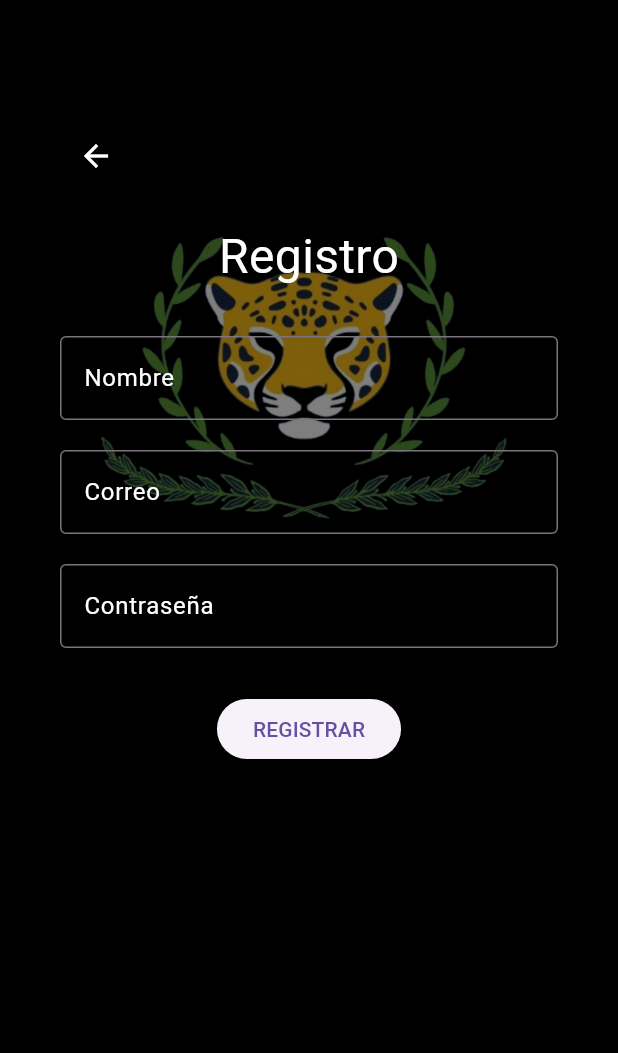
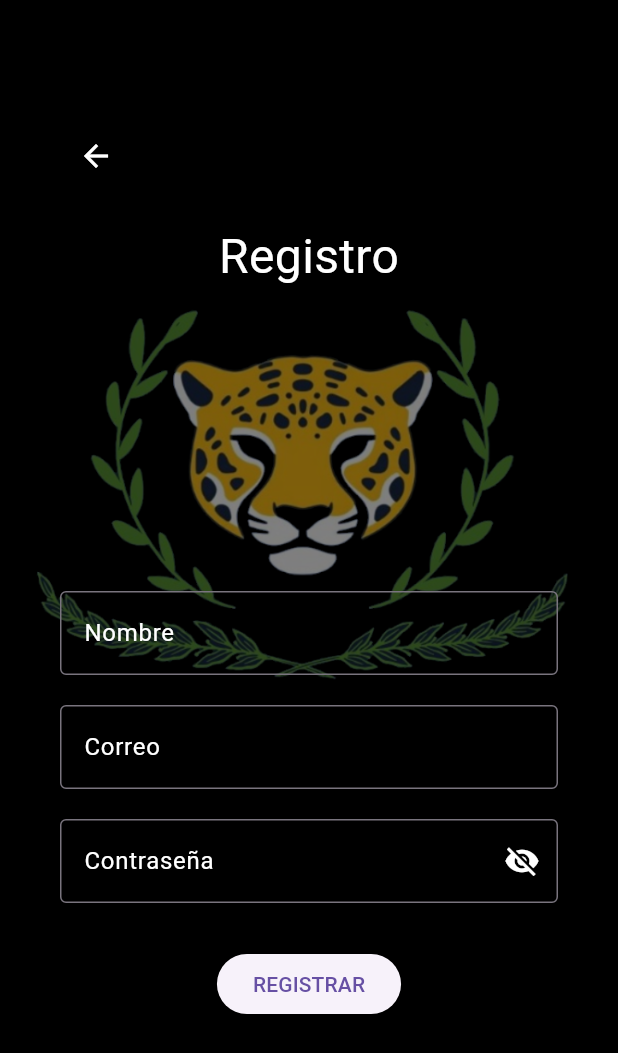
Before and after one commit to jesusxD121/ocelotl, a Flutter app: the screen it shows after launch, after a tap on "¿No tienes cuenta? Regístrate", on a phone screen of 412 x 824 dp. Shown: the top 1053 px of the screen. Run offline on Flutter 3.47's test engine with Material 3 defaults, Android fonts, the phone set to English and light mode, and no system bars; our stand-ins replace sqflite; accounts and stored records are empty.

Commit message:
los nuevos archivos son

```diff
--- a/lib/pages/login_page.dart
+++ b/lib/pages/login_page.dart
@@ -12,6 +12,7 @@ class LoginPage extends StatefulWidget {
 class _LoginPageState extends State<LoginPage> {
   final TextEditingController emailController = TextEditingController();
   final TextEditingController passwordController = TextEditingController();
+  bool isPasswordVisible = false;
 
   Future<void> loginUser() async {
     final email = emailController.text.trim();
@@ -47,13 +48,13 @@ class _LoginPageState extends State<LoginPage> {
             ),
           ),
           SingleChildScrollView(
-            padding: const EdgeInsets.all(40),
+            padding: const EdgeInsets.all(20),
             child: Column(
               mainAxisAlignment: MainAxisAlignment.center,
               children: [
-                const SizedBox(height: 100),
+                const SizedBox(height: 50),
                 const Text('Iniciar Sesión', style: TextStyle(fontSize: 32, color: Colors.white)),
-                const SizedBox(height: 300),
+                const SizedBox(height: 200),
                 TextField(
                   controller: emailController,
                   style: const TextStyle(color: Colors.white),
@@ -63,18 +64,29 @@ class _LoginPageState extends State<LoginPage> {
                     border: OutlineInputBorder(),
                   ),
                 ),
-                const SizedBox(height: 20),
+                const SizedBox(height: 50),
                 TextField(
                   controller: passwordController,
-                  obscureText: true,
+                  obscureText: !isPasswordVisible,
                   style: const TextStyle(color: Colors.white),
-                  decoration: const InputDecoration(
+                  decoration: InputDecoration(
                     labelText: 'Contraseña',
-                    labelStyle: TextStyle(color: Colors.white),
-                    border: OutlineInputBorder(),
+                    labelStyle: const TextStyle(color: Colors.white),
+                    border: const OutlineInputBorder(),
+                    suffixIcon: IconButton(
+                      icon: Icon(
+                        isPasswordVisible ? Icons.visibility : Icons.visibility_off,
+                        color: Colors.white,
+                      ),
+                      onPressed: () {
+                        setState(() {
+                          isPasswordVisible = !isPasswordVisible;
+                        });
+                      },
+                    ),
                   ),
                 ),
-                const SizedBox(height: 30),
+                const SizedBox(height: 20),
                 ElevatedButton(
                   onPressed: loginUser,
                   child: const Text('ENTRAR'),
--- a/lib/pages/register_page.dart
+++ b/lib/pages/register_page.dart
@@ -11,6 +11,7 @@ class _RegisterPageState extends State<RegisterPage> {
   final TextEditingController nameController = TextEditingController();
   final TextEditingController emailController = TextEditingController();
   final TextEditingController passwordController = TextEditingController();
+  bool isPasswordVisible = false;
 
   Future<void> saveUser() async {
     final name = nameController.text.trim();
@@ -74,7 +75,7 @@ class _RegisterPageState extends State<RegisterPage> {
                 ),
                 const SizedBox(height: 20),
                 const Text('Registro', style: TextStyle(fontSize: 32, color: Colors.white)),
-                const SizedBox(height: 30),
+                const SizedBox(height: 200),
                 TextField(
                   controller: nameController,
                   style: const TextStyle(color: Colors.white),
@@ -97,12 +98,23 @@ class _RegisterPageState extends State<RegisterPage> {
                 const SizedBox(height: 20),
                 TextField(
                   controller: passwordController,
-                  obscureText: true,
+                  obscureText: !isPasswordVisible,
                   style: const TextStyle(color: Colors.white),
-                  decoration: const InputDecoration(
+                  decoration: InputDecoration(
                     labelText: 'Contraseña',
-                    labelStyle: TextStyle(color: Colors.white),
-                    border: OutlineInputBorder(),
+                    labelStyle: const TextStyle(color: Colors.white),
+                    border: const OutlineInputBorder(),
+                    suffixIcon: IconButton(
+                      icon: Icon(
+                        isPasswordVisible ? Icons.visibility : Icons.visibility_off,
+                        color: Colors.white,
+                      ),
+                      onPressed: () {
+                        setState(() {
+                          isPasswordVisible = !isPasswordVisible;
+                        });
+                      },
+                    ),
                   ),
                 ),
                 const SizedBox(height: 30),
```
